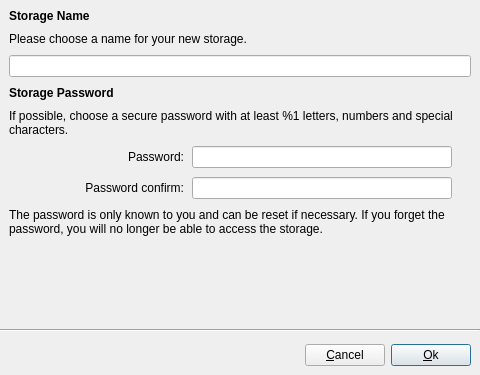
The window that src/ui/Storage/NewStorageDialog.ui (chmmou/olbaflinx) describes before a commit, drawn with Qt 5.
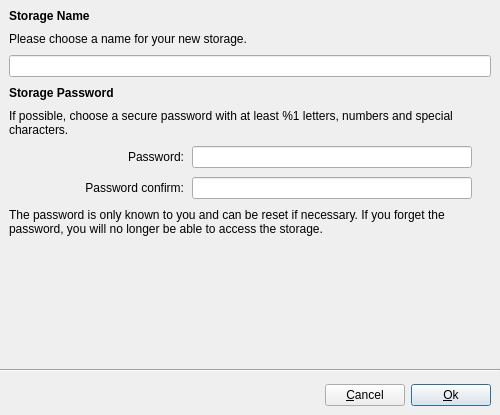
The same window after the commit. Icons and pictures are not drawn.

Commit message:
Give the new storage dialog its size and scoped enums
The dialog stood at 480 by 375, in its geometry and as its minimum. It
stands at 500 by 415.

Its enum values name the type they belong to: Qt::TextFormat::PlainText
instead of Qt::PlainText, QLineEdit::EchoMode::Password instead of
QLineEdit::Password. The behaviour is the same, the value is
unambiguous on its own.

The edit to the form file:
```diff
--- a/src/ui/Storage/NewStorageDialog.ui
+++ b/src/ui/Storage/NewStorageDialog.ui
@@ -6,14 +6,14 @@
    <rect>
     <x>0</x>
     <y>0</y>
-    <width>480</width>
-    <height>375</height>
+    <width>500</width>
+    <height>415</height>
    </rect>
   </property>
   <property name="minimumSize">
    <size>
-    <width>480</width>
-    <height>375</height>
+    <width>500</width>
+    <height>415</height>
    </size>
   </property>
   <property name="windowTitle">
```
Left out of the diff: 34 changed lines with no effect on the pictures.
